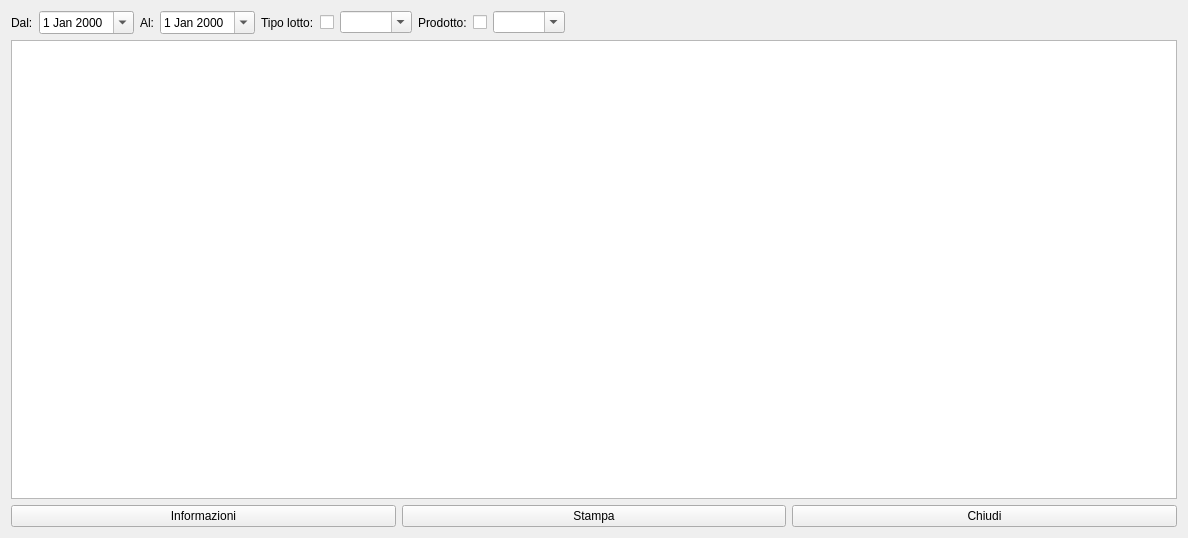
Before: the Qt Designer form hlotti_new.ui in fblabs/hamlet-mod-sancon, drawn with Qt 5.
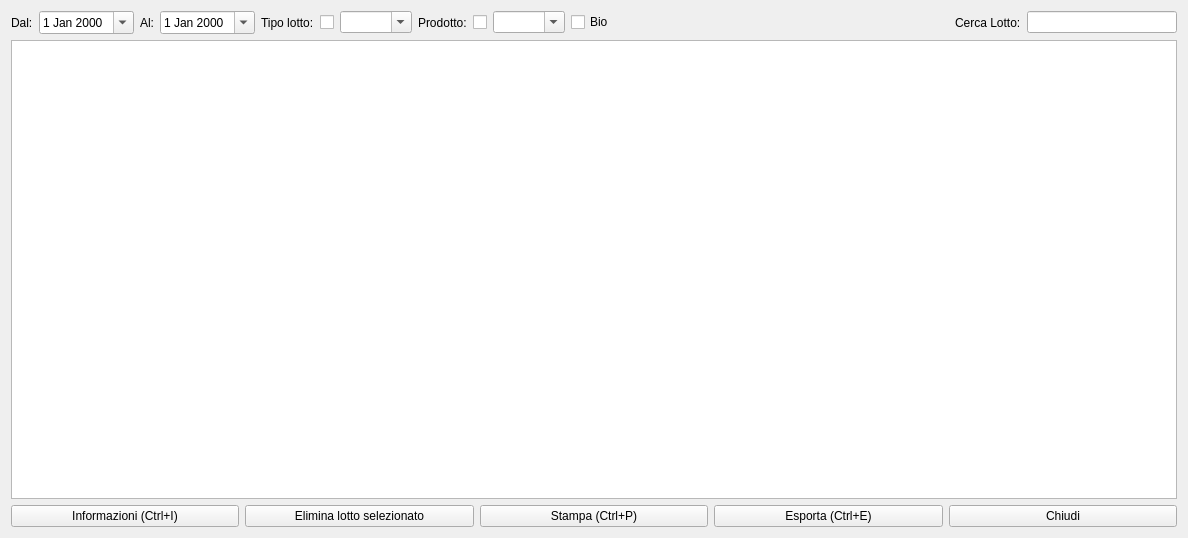
After: the same form once the commit is applied. Icons and pictures are not drawn.

The edit to the form file:
```diff
--- a/hlotti_new.ui
+++ b/hlotti_new.ui
@@ -105,6 +105,13 @@
          </property>
         </widget>
        </item>
+       <item>
+        <widget class="QCheckBox" name="chb_bio">
+         <property name="text">
+          <string>Bio</string>
+         </property>
+        </widget>
+       </item>
        <item>
         <spacer name="horizontalSpacer">
          <property name="orientation">
@@ -118,6 +125,32 @@
          </property>
         </spacer>
        </item>
+       <item>
+        <widget class="QLabel" name="label_5">
+         <property name="text">
+          <string>Cerca Lotto:</string>
+         </property>
+        </widget>
+       </item>
+       <item>
+        <widget class="QLineEdit" name="le_search">
+         <property name="minimumSize">
+          <size>
+           <width>150</width>
+           <height>0</height>
+          </size>
+         </property>
+         <property name="maximumSize">
+          <size>
+           <width>150</width>
+           <height>16777215</height>
+          </size>
+         </property>
+         <property name="clearButtonEnabled">
+          <bool>true</bool>
+         </property>
+        </widget>
+       </item>
       </layout>
      </item>
     </layout>
@@ -179,7 +212,7 @@
      <item>
       <widget class="QPushButton" name="pbLotInfo">
        <property name="text">
-        <string>Informazioni</string>
+        <string>Informazioni (Ctrl+I)</string>
        </property>
        <property name="icon">
         <iconset resource="icons.qrc">
@@ -191,12 +224,32 @@
          <height>32</height>
         </size>
        </property>
+       <property name="shortcut">
+        <string>Ctrl+I</string>
+       </property>
+      </widget>
+     </item>
+     <item>
+      <widget class="QPushButton" name="pbDelete">
+       <property name="text">
+        <string>Elimina lotto selezionato</string>
+       </property>
+       <property name="icon">
+        <iconset resource="icons.qrc">
+         <normaloff>:/Resources/Flag-red64.png</normaloff>:/Resources/Flag-red64.png</iconset>
+       </property>
+       <property name="iconSize">
+        <size>
+         <width>32</width>
+         <height>32</height>
+        </size>
+       </property>
       </widget>
      </item>
      <item>
       <widget class="QPushButton" name="pbPrint">
        <property name="text">
-        <string>Stampa</string>
+        <string>Stampa (Ctrl+P)</string>
        </property>
        <property name="icon">
         <iconset resource="icons.qrc">
@@ -207,6 +260,29 @@
          <width>32</width>
          <height>32</height>
         </size>
+       </property>
+       <property name="shortcut">
+        <string>Ctrl+P</string>
+       </property>
+      </widget>
+     </item>
+     <item>
+      <widget class="QPushButton" name="pbToPdf">
+       <property name="text">
+        <string>Esporta (Ctrl+E)</string>
+       </property>
+       <property name="icon">
+        <iconset resource="icons.qrc">
+         <normaloff>:/Resources/PDF.png</normaloff>:/Resources/PDF.png</iconset>
+       </property>
+       <property name="iconSize">
+        <size>
+         <width>32</width>
+         <height>32</height>
+        </size>
+       </property>
+       <property name="shortcut">
+        <string>Ctrl+E</string>
        </property>
       </widget>
      </item>
```
Left out of the diff: 4 changed lines with no effect on the pictures.
